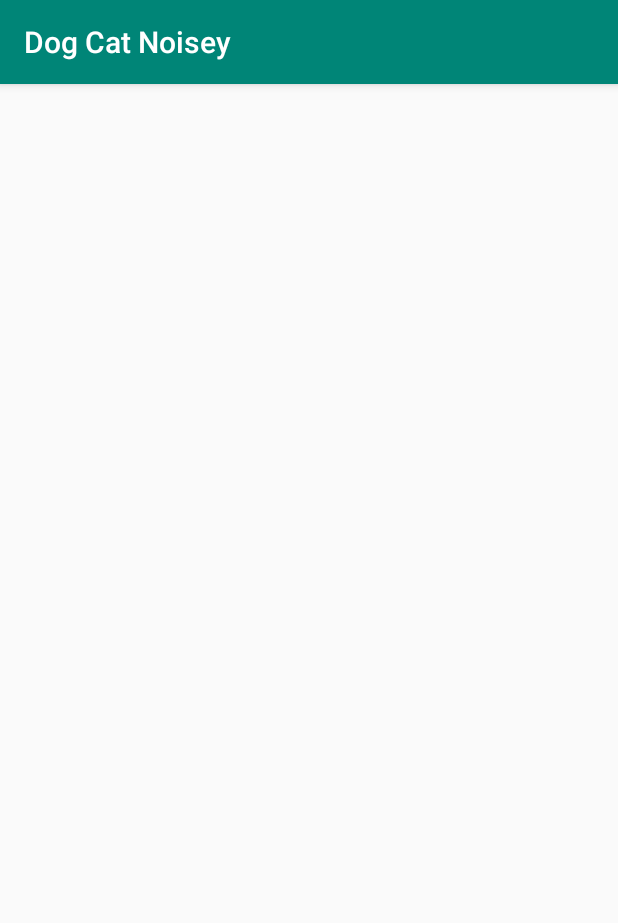
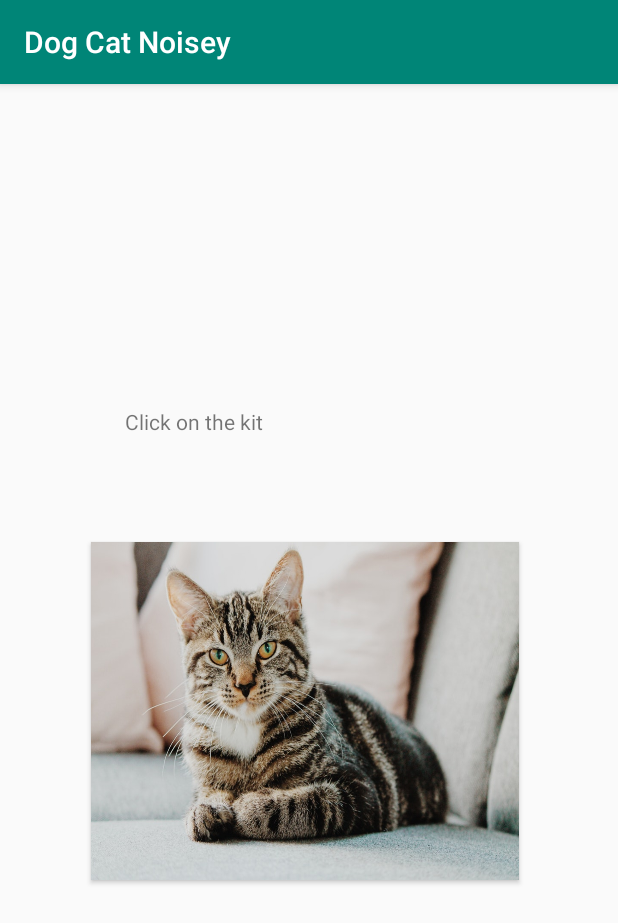
Before and after one commit to NitroMike/DogCatNoise, an Android app: the CatNoisePage screen opened directly, with no data from a screen before it, on a phone screen of 412 x 824 dp. Shown: the top 923 px of the screen. Run offline under Robolectric (Android 15) with nearby library versions, the phone set to English and light mode, and no system bars.

Commit message:
All cat noise edits

```diff
--- a/app/src/main/java/com/ginjaninja/dogcatnoisey/CatNoisePage.java
+++ b/app/src/main/java/com/ginjaninja/dogcatnoisey/CatNoisePage.java
@@ -1,13 +1,28 @@
 package com.ginjaninja.dogcatnoisey;
+//Logan
 
+import android.media.MediaPlayer;
 import android.support.v7.app.AppCompatActivity;
 import android.os.Bundle;
-//This is Logan's file
+
 public class CatNoisePage extends AppCompatActivity {
 
     @Override
     protected void onCreate(Bundle savedInstanceState) {
         super.onCreate(savedInstanceState);
         setContentView(R.layout.activity_cat_noise_page);
+
+        MediaPlayer mp = MediaPlayer.create(CatNoisePage.this, R.raw.cat_meow);
+        mp.setOnCompletionListener(new MediaPlayer.OnCompletionListener() {
+
+            @Override
+            public void onCompletion(MediaPlayer mp) {
+
+                mp.release();
+            }
+
+        });
+        mp.start();
+
+        }
     }
-}
--- a/app/src/main/res/layout/activity_cat_noise_page.xml
+++ b/app/src/main/res/layout/activity_cat_noise_page.xml
@@ -6,4 +6,36 @@
     android:layout_height="match_parent"
     tools:context=".CatNoisePage">
 
+    <TextView
+        android:layout_width="245dp"
+        android:layout_height="44dp"
+        android:text="@string/catnoisetext"
+        android:textAllCaps="false"
+        app:layout_constraintBottom_toBottomOf="parent"
+        app:layout_constraintLeft_toLeftOf="parent"
+        app:layout_constraintRight_toRightOf="parent"
+        app:layout_constraintTop_toTopOf="parent"
+        app:layout_constraintVertical_bias="0.297"
+        tools:fontFamily="sans-serif-medium"
+        tools:textSize="30sp" />
+
+
+    <Button
+        android:id="@+id/MeowCatButton"
+        android:layout_width="285dp"
+        android:layout_height="225dp"
+        android:layout_marginStart="60dp"
+        android:layout_marginLeft="60dp"
+        android:layout_marginTop="305dp"
+        android:layout_marginEnd="66dp"
+        android:layout_marginRight="66dp"
+        android:layout_marginBottom="226dp"
+        android:background="@drawable/cat"
+        app:layout_constraintBottom_toBottomOf="parent"
+        app:layout_constraintBottom_toEndOf="parent"
+        app:layout_constraintEnd_toEndOf="parent"
+        app:layout_constraintStart_toStartOf="parent"
+        app:layout_constraintTop_toTopOf="parent"
+        app:layout_constraintVertical_bias="0.0" />
+
 </android.support.constraint.ConstraintLayout>
--- a/app/src/main/res/values/strings.xml
+++ b/app/src/main/res/values/strings.xml
@@ -1,3 +1,4 @@
 <resources>
     <string name="app_name">Dog Cat Noisey</string>
+    <string name="catnoisetext">Click on the kit</string>
 </resources>
```
Also changed, not shown: app/src/main/res/drawable/cat.jpg (added), 1 other file.
